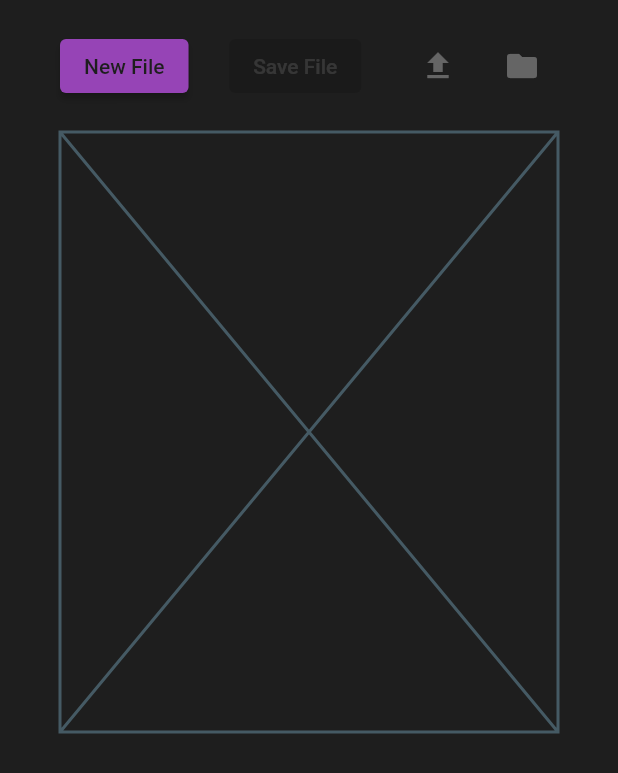
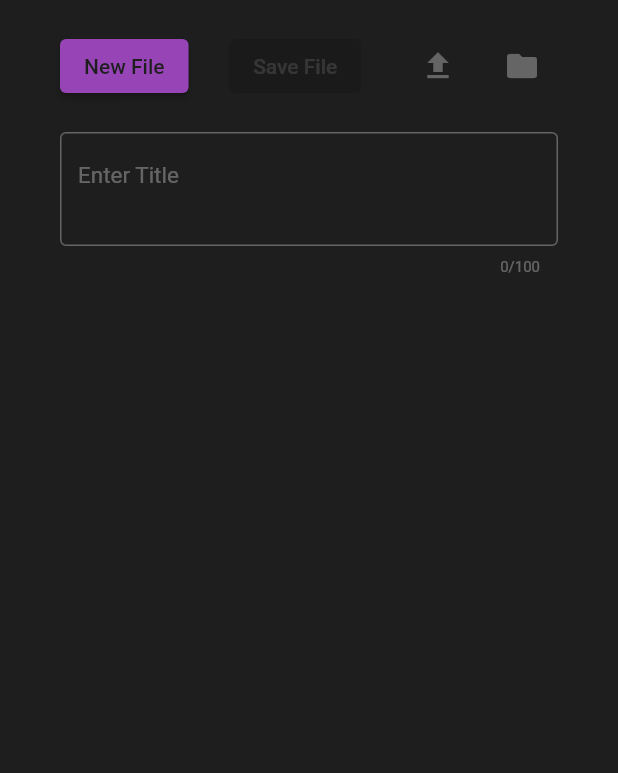
Before and after one commit to kihyun1998/meta_note, a Flutter app: the screen it shows after launch, on a phone screen of 412 x 824 dp. Shown: the top 773 px of the screen. Run offline on Flutter 3.47's test engine with Material 2 defaults, Android fonts, the phone set to English and light mode, and no system bars.

Commit message:
text field 스타일링

```diff
--- a/lib/utils/app_styles.dart
+++ b/lib/utils/app_styles.dart
@@ -5,7 +5,12 @@ class AppTheme {
   static const Color medium = Color(0x50FFFFFF); // dark & light 모두 사용가능한 중간 흰색
   static const Color splash = Color(0xFF9b59b6);
   static const Color accent = Color.fromARGB(255, 150, 68, 182);
+  static const Color light = Color(0xFFFFFFFF);
 
   static const Color disabledBackgroundColor = Colors.black12;
   static const Color disabledForegroundColor = Colors.white12;
+
+  static const TextStyle textStyle20 = TextStyle(color: light, fontSize: 15);
+  static const TextStyle hintStyle = TextStyle(color: medium);
+  static const TextStyle counterStyle = TextStyle(color: medium, fontSize: 10);
 }
--- a/lib/widgets/custom_textfield.dart
+++ b/lib/widgets/custom_textfield.dart
@@ -1,4 +1,5 @@
 import 'package:flutter/material.dart';
+import 'package:meta_note/utils/app_styles.dart';
 
 class CustomTextField extends StatefulWidget {
   final int maxLength;
@@ -19,8 +20,40 @@ class CustomTextField extends StatefulWidget {
 }
 
 class _CustomTextFieldState extends State<CustomTextField> {
+  final _focusNode = FocusNode();
+
+  // free 해주는거랑 비슷한 느낌인가?
+  @override
+  void dispose() {
+    _focusNode.dispose();
+    super.dispose();
+  }
+
   @override
   Widget build(BuildContext context) {
-    return const Placeholder();
+    return TextField(
+      focusNode: _focusNode,
+      onEditingComplete: () => FocusScope.of(context).nextFocus(),
+      controller: widget.controller, // widget을 사용하면 위젯 정보 가져올 수 있다.
+      maxLength: widget.maxLength,
+      maxLines: widget.maxLines,
+      keyboardType: TextInputType.multiline,
+      cursorColor: AppTheme.accent,
+      style: AppTheme.textStyle20,
+      decoration: InputDecoration(
+          hintStyle: AppTheme.hintStyle,
+          hintText: widget.hintText,
+          focusedBorder: const OutlineInputBorder(
+            borderSide: BorderSide(
+              color: AppTheme.accent,
+            ),
+          ),
+          enabledBorder: const OutlineInputBorder(
+            borderSide: BorderSide(
+              color: AppTheme.medium,
+            ),
+          ),
+          counterStyle: AppTheme.counterStyle),
+    );
   }
 }
```
